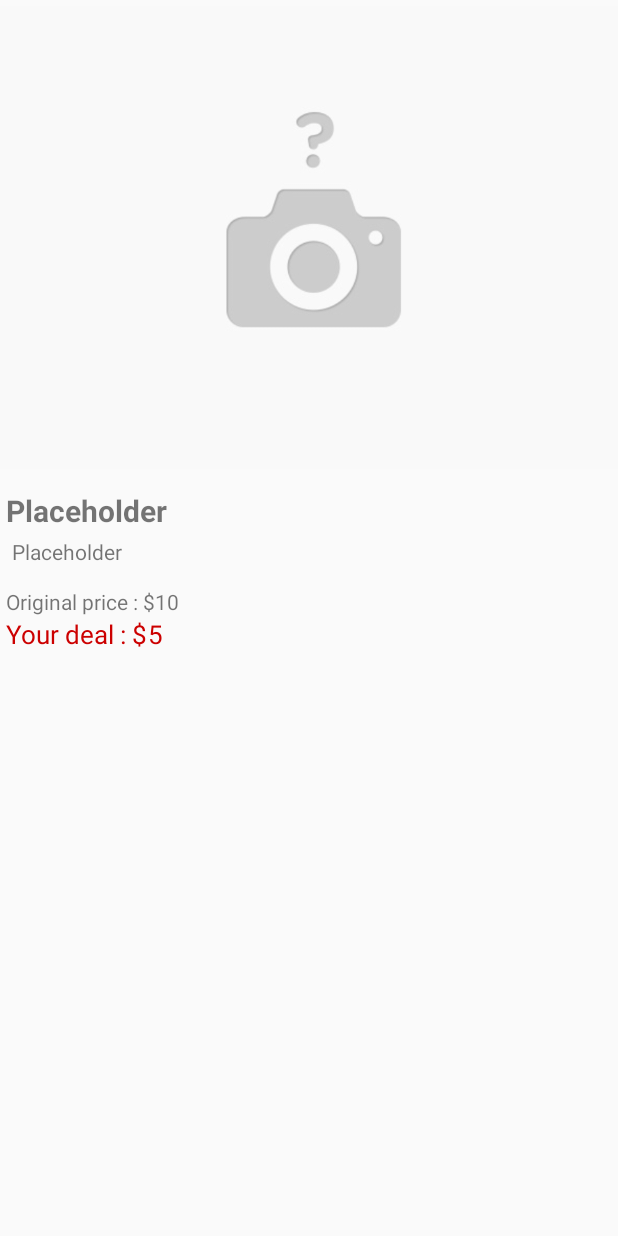
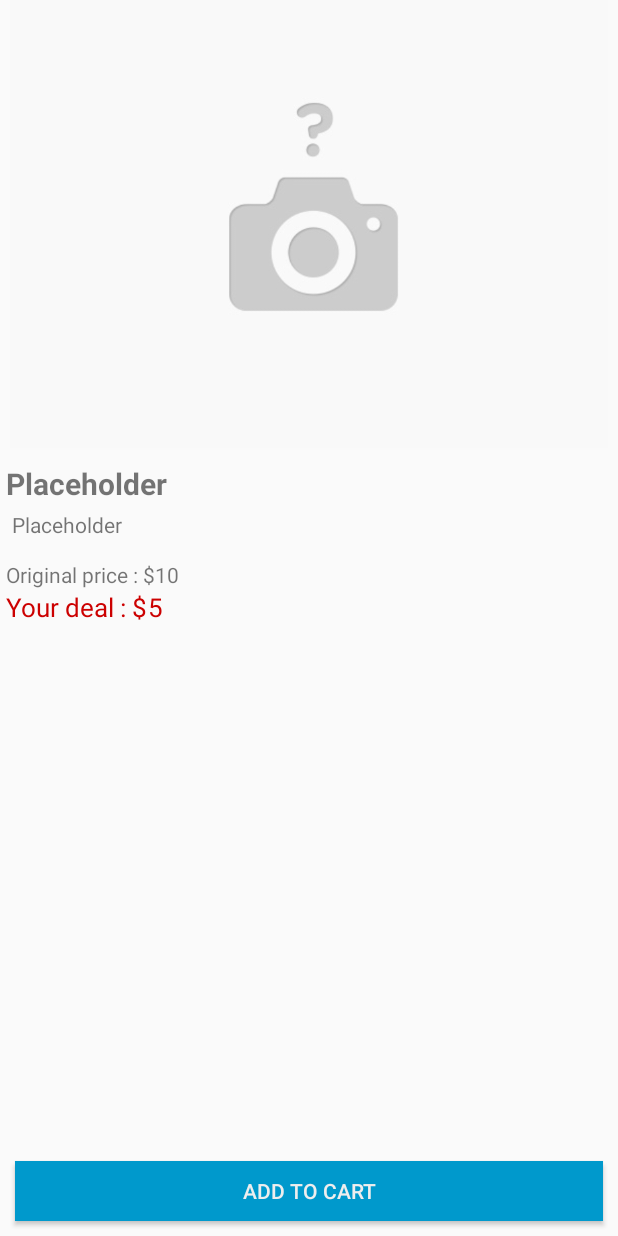
Before and after one commit to arjundatt/ILoveMarshmallow, an Android app: the layout fragment_product_view.xml on its own in the app's theme, with its tools: preview values and no code run, on a phone screen of 412 x 824 dp. Run offline under Robolectric (Android 15) with nearby library versions, the phone set to English and light mode, and no system bars.

Commit message:
Bug fixes, Code cleanup

```diff
--- a/ILoveMarshmallow/app/src/main/java/com/internship/zappos/ilovemarshmallow/MainActivity.java
+++ b/ILoveMarshmallow/app/src/main/java/com/internship/zappos/ilovemarshmallow/MainActivity.java
@@ -2,7 +2,6 @@ package com.internship.zappos.ilovemarshmallow;
 
 import android.content.Context;
 import android.content.Intent;
-import android.content.res.Configuration;
 import android.net.Uri;
 import android.support.v4.app.FragmentManager;
 import android.support.v4.app.FragmentTransaction;
@@ -16,17 +15,13 @@ import android.view.inputmethod.InputMethodManager;
 import android.widget.Button;
 import android.widget.FrameLayout;
 import android.widget.LinearLayout;
-import android.widget.ProgressBar;
 import android.widget.SearchView;
 import android.widget.Toast;
 
 import com.internship.zappos.ilovemarshmallow.fragments.HeadlessFragment;
 import com.internship.zappos.ilovemarshmallow.fragments.ListResultsFragment;
 import com.internship.zappos.ilovemarshmallow.fragments.ProductViewFragment;
-import com.internship.zappos.ilovemarshmallow.model.QueryResultItem;
 
-import java.lang.reflect.Array;
-import java.util.ArrayList;
 
 public class MainActivity extends AppCompatActivity implements  HeadlessFragment.OnHeadlessInteractionListener, ListResultsFragment.OnRecyclerInteractionListener, ProductViewFragment.OnProductInfoInteractionListener {
 
--- a/ILoveMarshmallow/app/src/main/java/com/internship/zappos/ilovemarshmallow/controllers/RecyclerListViewAdapter.java
+++ b/ILoveMarshmallow/app/src/main/java/com/internship/zappos/ilovemarshmallow/controllers/RecyclerListViewAdapter.java
@@ -1,13 +1,11 @@
 package com.internship.zappos.ilovemarshmallow.controllers;
 
 import android.content.Context;
-import android.support.v4.app.FragmentTransaction;
 import android.support.v7.widget.RecyclerView;
 import android.util.Log;
 import android.view.LayoutInflater;
 import android.view.View;
 import android.view.ViewGroup;
-import android.widget.FrameLayout;
 import android.widget.TextView;
 
 import com.internship.zappos.ilovemarshmallow.MainActivity;
@@ -46,6 +44,8 @@ public class RecyclerListViewAdapter extends RecyclerView.Adapter<ListItemViewHo
         return vHolder;
     }
 
+    /*Using Picasso open source library(Copyright 2013 Square, Inc.)
+    * for image downloading asynchronously */
 
     @Override
     public void onBindViewHolder(ListItemViewHolder listItemViewHolder, int i) {
--- a/ILoveMarshmallow/app/src/main/java/com/internship/zappos/ilovemarshmallow/utils/JSONWorker.java
+++ b/ILoveMarshmallow/app/src/main/java/com/internship/zappos/ilovemarshmallow/utils/JSONWorker.java
@@ -1,9 +1,6 @@
 package com.internship.zappos.ilovemarshmallow.utils;
 
-import android.content.Context;
-import android.util.Log;
 
-import com.internship.zappos.ilovemarshmallow.MainActivity;
 import com.internship.zappos.ilovemarshmallow.model.ProductInfo;
 import com.internship.zappos.ilovemarshmallow.model.QueryResultItem;
 
--- a/ILoveMarshmallow/app/src/main/res/layout/fragment_product_view.xml
+++ b/ILoveMarshmallow/app/src/main/res/layout/fragment_product_view.xml
@@ -65,4 +65,13 @@
                 android:text="5"/>
         </LinearLayout>
     </LinearLayout>
+    <Button
+        android:id="@+id/add_to_cart"
+        android:layout_width="match_parent"
+        android:layout_height="40dp"
+        android:text="@string/add_to_cart"
+        android:textColor="#eeeeee"
+        android:layout_margin="10dp"
+        android:background="@android:color/holo_blue_dark"
+        />
 </LinearLayout>
--- a/ILoveMarshmallow/app/src/main/res/values/strings.xml
+++ b/ILoveMarshmallow/app/src/main/res/values/strings.xml
@@ -14,4 +14,5 @@
     <string name="share_string">Check this amazing product at Zappos:</string>
     <string name="send_to">Send via</string>
     <string name="not_valid_query">Sorry! No match found.</string>
+    <string name="add_to_cart">Add to cart</string>
 </resources>
```
Also changed, not shown: ILoveMarshmallow/app/src/main/java/com/internship/zappos/ilovemarshmallow/fragments/ProductViewFragment.java (+10 -3 lines).
